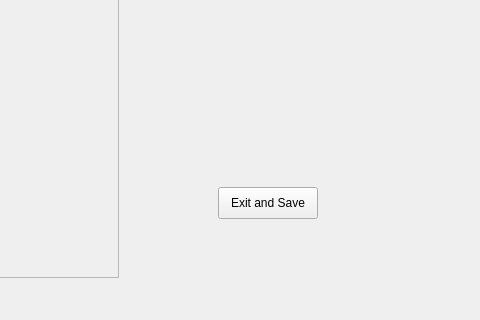
Qt form adminview.ui (Boody624/News-System) before a commit; both pictures show x 292 to 772 and y 283 to 603 of the 772 by 603 pixel window.
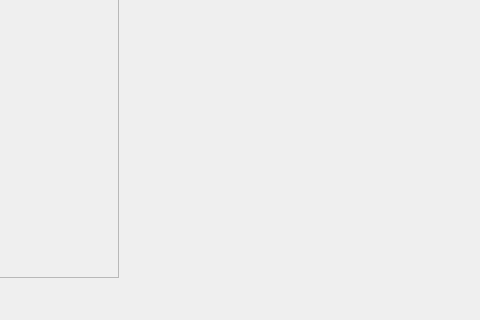
The same form after that commit.

```diff
--- a/adminview.ui
+++ b/adminview.ui
@@ -60,19 +60,6 @@
     <string>Post</string>
    </property>
   </widget>
-  <widget class="QPushButton" name="pushButton_2">
-   <property name="geometry">
-    <rect>
-     <x>510</x>
-     <y>470</y>
-     <width>100</width>
-     <height>32</height>
-    </rect>
-   </property>
-   <property name="text">
-    <string>Exit and Save</string>
-   </property>
-  </widget>
  </widget>
  <resources/>
  <connections/>
```
